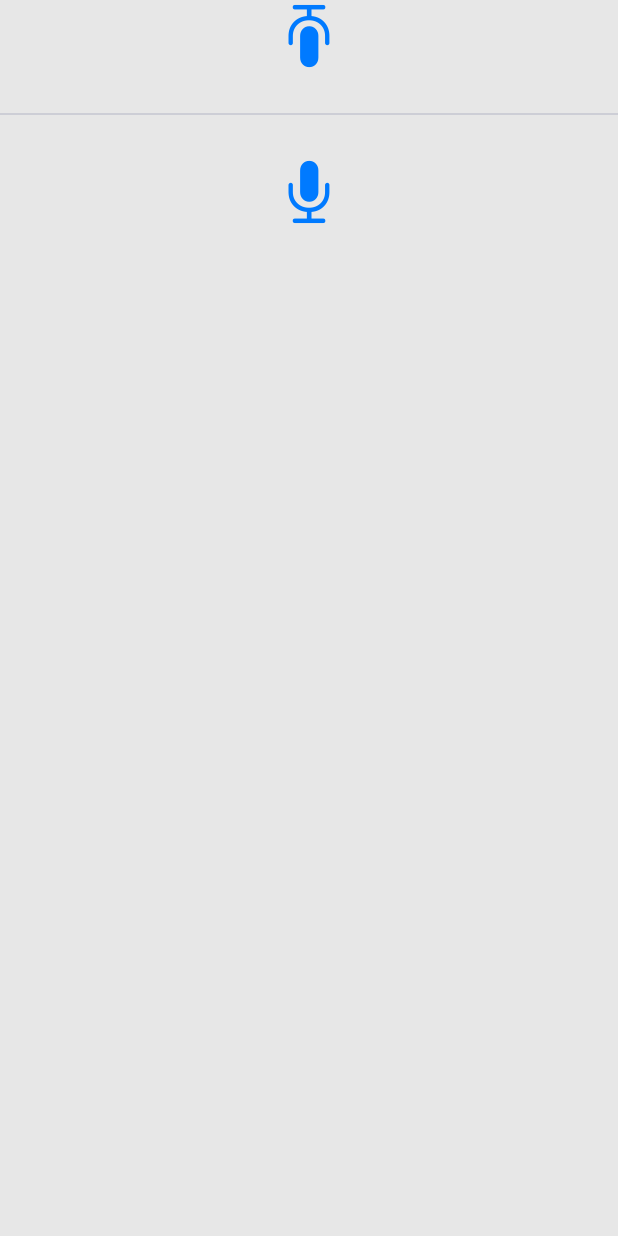
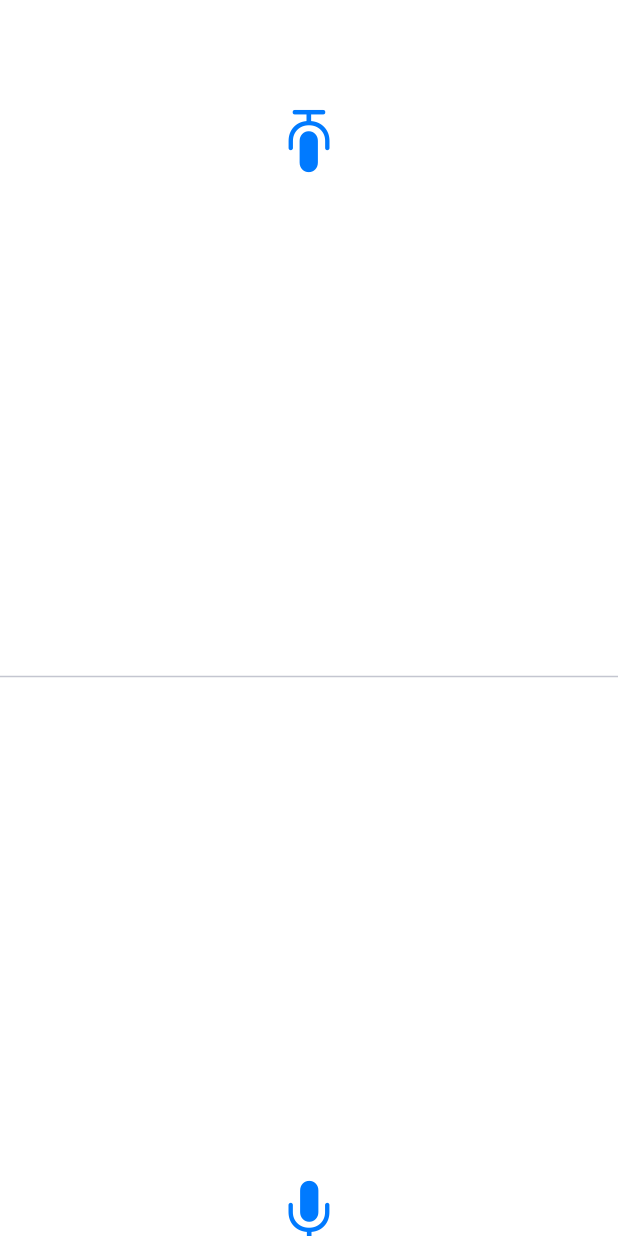
Before and after one commit to zhudotexe/gpt-jp-interpreter, a Flutter app: the screen it shows after launch, on a phone screen of 412 x 824 dp. Run offline on Flutter 3.47's test engine with Material 3 defaults, Android fonts, the phone set to English and light mode, and no system bars; our stand-ins replace dio; missing offline and left inert: record.

Commit message:
fix things, adhoc dist

```diff
--- a/lib/main.dart
+++ b/lib/main.dart
@@ -125,19 +125,33 @@ class _VoicePageState extends State<VoicePage> {
   }
 
   // ==== flutter ====
-  Widget buildLanguage(int lang) {
+  Widget buildLanguageInteractable(int lang) {
     switch (state) {
       case WorkState.idle:
-        return GestureDetector(
-          onTapDown: (_) => startRecording(EN),
+        return const Icon(CupertinoIcons.mic_fill, size: 48);
+      case WorkState.recording:
+        return const Icon(CupertinoIcons.mic_fill,
+            size: 48, color: Colors.grey);
+      case WorkState.busy:
+        return const CupertinoActivityIndicator(radius: 24);
+    }
+  }
+
+  Widget buildLanguage(int lang) {
+    return Container(
+      height: 353,
+      margin: const EdgeInsets.all(20),
+      child: Column(children: [
+        Text(transcriptions[lang]),
+        const Spacer(),
+        GestureDetector(
+          onTapDown: (_) => startRecording(lang),
           onTapUp: (_) => stopRecording(),
-          child: const Icon(CupertinoIcons.mic_fill, size: 48),
+          // onLongPressUp: stopRecording,
+          child: buildLanguageInteractable(lang),
+        ),
+      ]),
     );
-      case WorkState.recording:
-        return const Icon(CupertinoIcons.mic_fill, size: 48);
-      case WorkState.busy:
-        return const CupertinoActivityIndicator();
-    }
   }
 
   @override
@@ -148,26 +162,23 @@ class _VoicePageState extends State<VoicePage> {
 
   @override
   Widget build(BuildContext context) {
-    return Center(
+    return CupertinoPageScaffold(
+      child: Center(
         child: Column(
           children: [
+            // spacer
+            const SizedBox(height: 50),
             // --- japanese ---
             Transform.flip(
+              flipX: true,
               flipY: true,
-            child: Column(children: [
-              Text(transcriptions[JP]),
-              buildLanguage(JP),
-            ]),
+              child: buildLanguage(JP),
             ),
             const Divider(),
             // --- english ---
-          Column(
-            children: [
-              Text(transcriptions[EN]),
-              buildLanguage(EN),
+            buildLanguage(EN)
           ],
         ),
-        ],
       ),
     );
   }
--- a/lib/openai.dart
+++ b/lib/openai.dart
@@ -50,6 +50,6 @@ class OpenAI {
 
     // yeet
     Response response = await dio.post('/chat/completions', data: body);
-    return response.data['text'];
+    return response.data['choices'][0]['message']['content'];
   }
 }
```
Also changed, not shown: pubspec.lock, 3 other files. Lines whose indentation alone changed are shown as unchanged.
